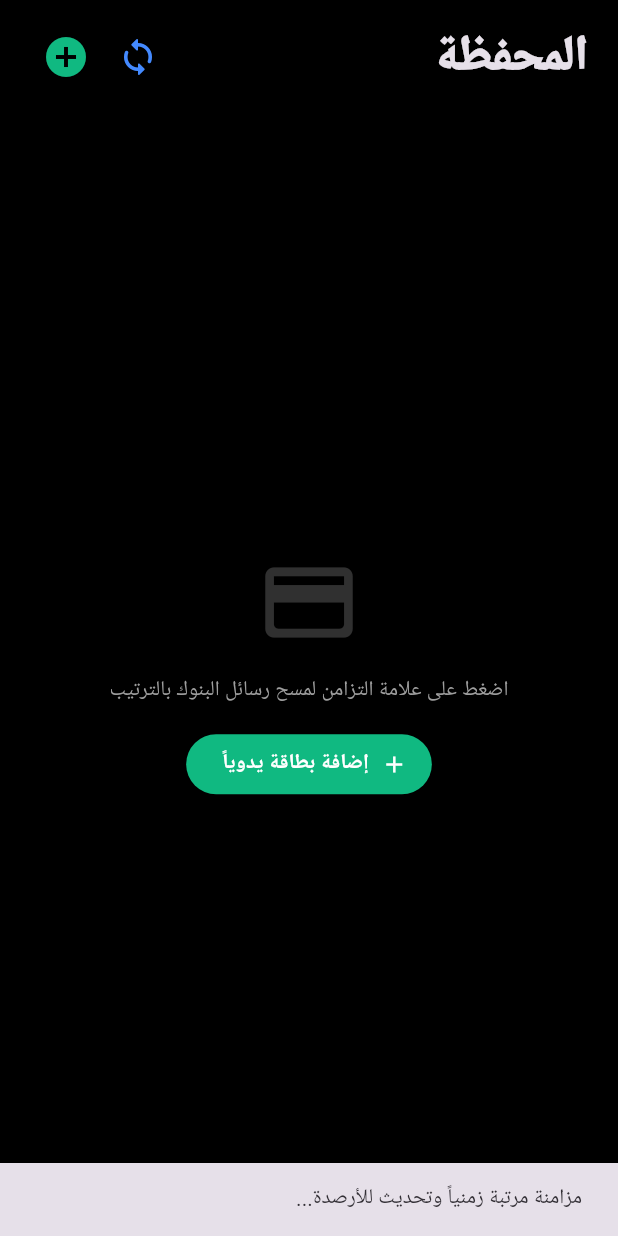
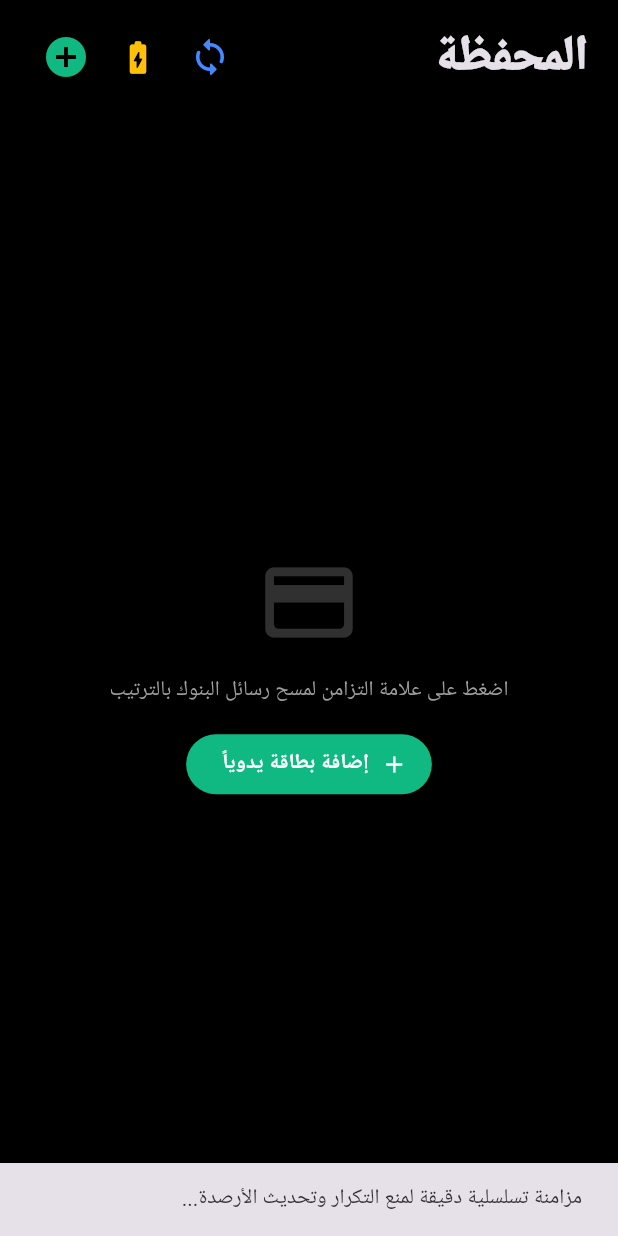
Before and after one commit to moalmaz11/Qersheen, a Flutter app: the screen it shows after launch, after a tap on the "sync" icon, on a phone screen of 412 x 824 dp. Run offline on Flutter 3.47's test engine with Material 3 defaults, Android fonts, the light colour scheme and no system bars; our stand-ins replace fl_chart, permission_handler, shared_preferences; missing offline and left inert: flutter_sms_inbox, notification_listener_service, telephony.

Commit message:
Implement multipart SMS stitching, strict deduplication fingerprints, and background battery optimization exemption

```diff
--- a/lib/main.dart
+++ b/lib/main.dart
@@ -18,6 +18,7 @@ class AppData extends ChangeNotifier {
   bool isDarkMode;
   double dailyBudgetLimit;
   List<UserCardModel> userCards = [];
+  Set<String> processedMessageFingerprints = {};
 
   AppData(this.prefs)
       : isDarkMode = prefs.getBool('isDark') ?? true,
@@ -33,16 +34,21 @@ class AppData extends ChangeNotifier {
   }
 
   void _loadCards() {
-    final String? cardsJson = prefs.getString('cardsData_v14');
+    final String? cardsJson = prefs.getString('cardsData_v15');
     if (cardsJson != null && cardsJson.isNotEmpty) {
       final List<dynamic> decoded = jsonDecode(cardsJson);
       userCards = decoded.map((e) => UserCardModel.fromJson(e)).toList();
+    }
+    final List<String>? fps = prefs.getStringList('processed_fps_v15');
+    if (fps != null) {
+      processedMessageFingerprints = fps.toSet();
     }
   }
 
   void saveCards() {
     final String encoded = jsonEncode(userCards.map((c) => c.toJson()).toList());
-    prefs.setString('cardsData_v14', encoded);
+    prefs.setString('cardsData_v15', encoded);
+    prefs.setStringList('processed_fps_v15', processedMessageFingerprints.toList());
     notifyListeners();
   }
 
@@ -64,6 +70,7 @@ class AppData extends ChangeNotifier {
 
   void clearAll() {
     userCards.clear();
+    processedMessageFingerprints.clear();
     saveCards();
   }
 
@@ -74,10 +81,14 @@ class AppData extends ChangeNotifier {
         final content = event.content ?? '';
         final bank = EgyptInstitutions.matchSender(title);
         if (bank != null) {
-          _processMessage(bank, '$title $content', DateTime.now());
+          _processMessage(bank, '$title $content', DateTime.now(), null);
         }
       });
     } catch (_) {}
+  }
+
+  Future<void> requestBatteryOptimizationIgnore() async {
+    await Permission.ignoreBatteryOptimizations.request();
   }
 
   Future<int> autoDetectChronological() async {
@@ -86,13 +97,32 @@ class AppData extends ChangeNotifier {
       final status = await Permission.sms.request();
       if (!status.isGranted) return -1;
 
-      final messages = await SmsQuery().querySms(kinds: [SmsQueryKind.inbox]);
-      messages.sort((a, b) => (a.date ?? DateTime.now()).compareTo(b.date ?? DateTime.now()));
+      final rawMessages = await SmsQuery().querySms(kinds: [SmsQueryKind.inbox]);
+      rawMessages.sort((a, b) => (a.date ?? DateTime.now()).compareTo(b.date ?? DateTime.now()));
 
-      for (var msg in messages) {
-        final bank = EgyptInstitutions.matchSender(msg.address ?? '');
+      // تجميع ومعالجة الرسائل المقسمة (Multipart SMS Stitching)
+      List<_StitchedSMS> stitched = [];
+      _StitchedSMS? current;
+
+      for (var msg in rawMessages) {
+        final sender = msg.address ?? '';
+        final body = msg.body ?? '';
+        final date = msg.date ?? DateTime.now();
+
+        if (current != null && current.sender == sender && date.difference(current.date).inSeconds.abs() <= 3) {
+          current.body += ' $body';
+          current.ids.add(msg.id.toString());
+        } else {
+          if (current != null) stitched.add(current);
+          current = _StitchedSMS(sender: sender, body: body, date: date, ids: [msg.id.toString()]);
+        }
+      }
+      if (current != null) stitched.add(current);
+
+      for (var s in stitched) {
+        final bank = EgyptInstitutions.matchSender(s.sender);
         if (bank != null) {
-          _processMessage(bank, msg.body ?? '', msg.date ?? DateTime.now());
+          _processMessage(bank, s.body, s.date, s.ids.join('_'));
           count++;
         }
       }
@@ -100,9 +130,11 @@ class AppData extends ChangeNotifier {
     return count;
   }
 
-  void _processMessage(BankEntity bank, String rawText, DateTime timestamp) {
+  void _processMessage(BankEntity bank, String rawText, DateTime timestamp, String? uniqueSmsId) {
     final text = rawText.replaceAll('\n', ' ').trim();
+    final fingerprint = uniqueSmsId ?? '${bank.id}_${timestamp.millisecondsSinceEpoch}_${text.hashCode}';
 
+    // 1. تحديد المعرف ورقم الحساب/المحفظة
     String? phone;
     if (bank.entityType == EntityType.wallet) {
       final p = RegExp(r'(?:محفظتك|لرقم|على رقم)?\s*(01[0125][0-9]{8})').firstMatch(text);
@@ -127,6 +159,7 @@ class AppData extends ChangeNotifier {
       saveCards();
     }
 
+    // 2. تحديث الرصيد حصرياً عند وجود نص صريح ومباشر
     final balMatch = RegExp(
       r'(?:رصيد(?:ك| حسابك)? (?:الحالي|المتاح)|رصيد محفظتك الحالي|current .*?balance is|balance is)\s*[:=]?\s*(\d+(?:\.\d{1,2})?)',
       caseSensitive: false,
@@ -144,6 +177,10 @@ class AppData extends ChangeNotifier {
         (text.startsWith('رصيد حسابك') && !text.contains('تم دفع') && !text.contains('تم تحويل') && !text.contains('تم استلام'));
     if (isInquiry) return;
 
+    // 3. منع التكرار القاطع
+    if (processedMessageFingerprints.contains(fingerprint)) return;
+
+    // 4. تحليل المعاملة والطرف
     String title = 'معاملة مالية';
     String? sub;
     bool isIncome = false;
@@ -181,14 +218,28 @@ class AppData extends ChangeNotifier {
       final amt = double.tryParse(amtMatch.group(1)!);
       if (amt != null && amt > 0 && amt != card.balance) {
         final timeStr = '${timestamp.hour.toString().padLeft(2, '0')}:${timestamp.minute.toString().padLeft(2, '0')} • ${timestamp.day}/${timestamp.month}/${timestamp.year}';
-        final isDup = card.transactions.any((t) => t.amount == amt && t.name == title && t.date == timeStr);
-        if (!isDup) {
-          card.transactions.insert(0, TransactionItem(name: title, subtitle: sub, date: timeStr, amount: amt, isIncome: isIncome));
-          saveCards();
-        }
+
+        card.transactions.insert(0, TransactionItem(
+          name: title,
+          subtitle: sub,
+          date: timeStr,
+          amount: amt,
+          isIncome: isIncome,
+          txFingerprint: fingerprint,
+        ));
+        processedMessageFingerprints.add(fingerprint);
+        saveCards();
       }
     }
   }
+}
+
+class _StitchedSMS {
+  final String sender;
+  String body;
+  final DateTime date;
+  final List<String> ids;
+  _StitchedSMS({required this.sender, required this.body, required this.date, required this.ids});
 }
 
 class UserCardModel {
@@ -213,11 +264,12 @@ class TransactionItem {
   final String date;
   final double amount;
   final bool isIncome;
+  final String? txFingerprint;
 
-  TransactionItem({required this.name, this.subtitle, required this.date, required this.amount, required this.isIncome});
-  Map<String, dynamic> toJson() => {'name': name, 'subtitle': subtitle, 'date': date, 'amount': amount, 'isIncome': isIncome};
+  TransactionItem({required this.name, this.subtitle, required this.date, required this.amount, required this.isIncome, this.txFingerprint});
+  Map<String, dynamic> toJson() => {'name': name, 'subtitle': subtitle, 'date': date, 'amount': amount, 'isIncome': isIncome, 'txFingerprint': txFingerprint};
   factory TransactionItem.fromJson(Map<String, dynamic> j) => TransactionItem(
-    name: j['name'], subtitle: j['subtitle'], date: j['date'], amount: (j['amount'] as num).toDouble(), isIncome: j['isIncome'],
+    name: j['name'], subtitle: j['subtitle'], date: j['date'], amount: (j['amount'] as num).toDouble(), isIncome: j['isIncome'], txFingerprint: j['txFingerprint'],
   );
 }
 
@@ -327,12 +379,22 @@ class _AppleWalletScreenState extends State<AppleWalletScreen> {
                     children: [
                       IconButton(
                         icon: const Icon(Icons.sync_rounded, color: Colors.blueAccent, size: 28),
-                        tooltip: 'مزامنة دقيقة',
+                        tooltip: 'مزامنة دقيقة بدون تكرار',
                         onPressed: () async {
-                          ScaffoldMessenger.of(context).showSnackBar(const SnackBar(content: Text('مزامنة مرتبة زمنياً وتحديث للأرصدة...')));
+                          ScaffoldMessenger.of(context).showSnackBar(const SnackBar(content: Text('مزامنة تسلسلية دقيقة لمنع التكرار وتحديث الأرصدة...')));
                           await widget.appData.autoDetectChronological();
                           if (context.mounted) {
-                            ScaffoldMessenger.of(context).showSnackBar(const SnackBar(content: Text('تمت مزامنة الرسائل بدقة')));
+                            ScaffoldMessenger.of(context).showSnackBar(const SnackBar(content: Text('تمت مزامنة المعاملات بأمان')));
+                          }
+                        },
+                      ),
+                      IconButton(
+                        icon: const Icon(Icons.battery_charging_full_rounded, color: Colors.amber, size: 26),
+                        tooltip: 'استثناء البطارية للعمل بالخلفية',
+                        onPressed: () async {
+                          await widget.appData.requestBatteryOptimizationIgnore();
+                          if (context.mounted) {
+                            ScaffoldMessenger.of(context).showSnackBar(const SnackBar(content: Text('تم ضبط صلاحيات العمل بالخلفية')));
                           }
                         },
                       ),
```
